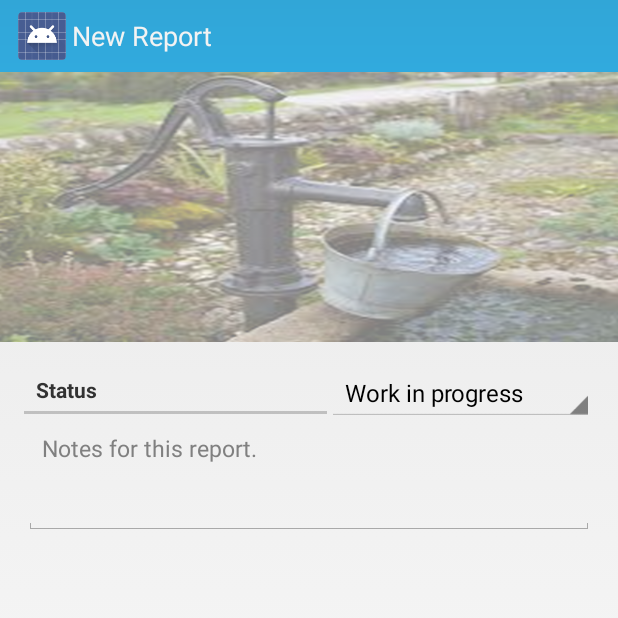
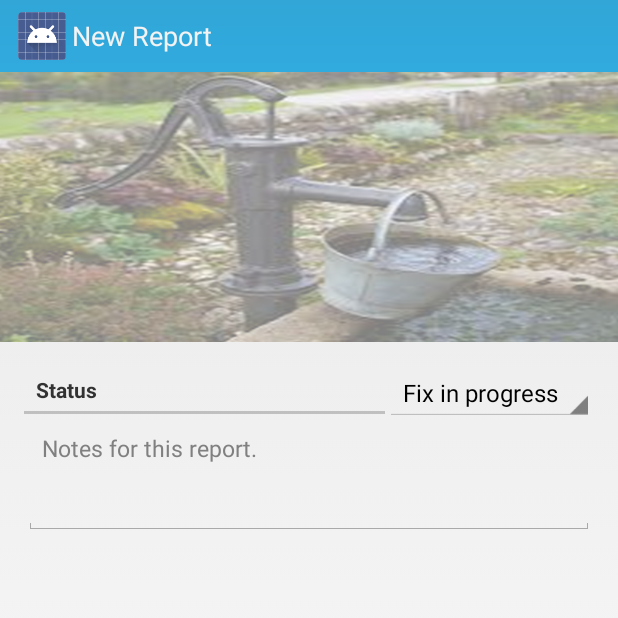
Before and after one commit to kasiahayden/WellDone, an Android app: the CreateReportActivity screen opened directly, with no data from a screen before it, on a phone screen of 412 x 824 dp, the top half of it. Run offline under Robolectric (Android 15) with nearby library versions, the phone set to English and light mode, and no system bars; 2 statements that could not run were skipped.

Commit message:
pump_status_options, changed drop-down spinner values. Same in Parse db.

```diff
--- a/app/src/main/res/values/pump_status_options.xml
+++ b/app/src/main/res/values/pump_status_options.xml
@@ -1,8 +1,8 @@
 <?xml version="1.0" encoding="utf-8"?>
 <resources>
     <string-array name="pump_status_options">
-        <item>Work in progress</item>
-        <item>Fixed</item>
-        <item>Broken permanently</item>
+        <item>Fix in progress</item>
+        <item>Operational</item>
+        <item>Broken</item>
     </string-array>
 </resources>
```
